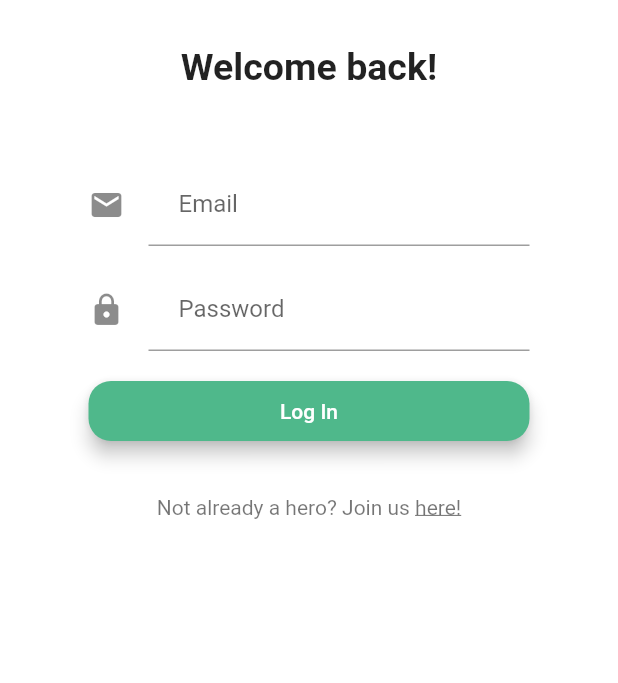
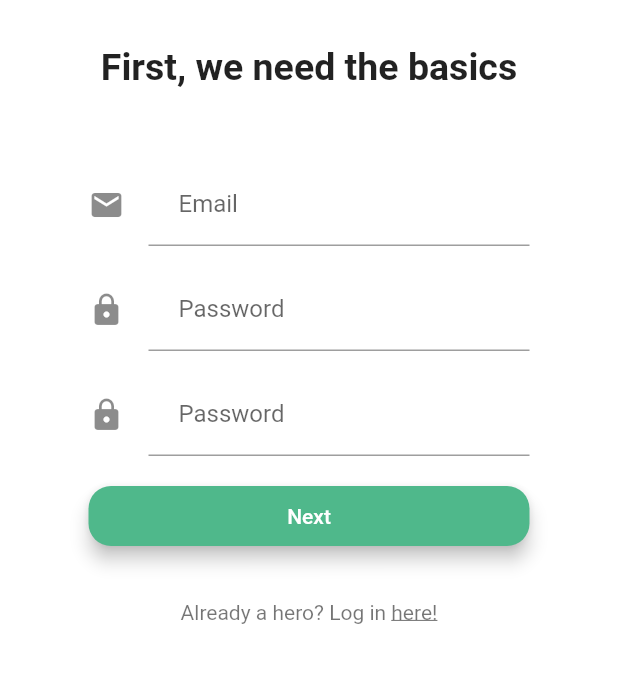
Before and after one commit to azero-as/hotg, a Flutter app: the screen it shows after launch, on a phone screen of 412 x 824 dp, the part 264-947 px from its top. Run offline on Flutter 3.47's test engine with Material 2 defaults, Android fonts, the phone set to English and light mode, and no system bars; our stand-ins replace firebase_auth; accounts and stored records are empty.

Commit message:
#4 Add Signup functionality

```diff
--- a/heroes_app/lib/rootPage.dart
+++ b/heroes_app/lib/rootPage.dart
@@ -2,6 +2,7 @@ import 'package:flutter/material.dart';
 import 'login.dart';
 import 'dashboard.dart';
 import 'authentication.dart';
+import 'signup.dart';
 
 class RootPage extends StatefulWidget {
   RootPage({this.auth});
@@ -72,7 +73,7 @@ class _RootPageState extends State<RootPage> {
         return _buildWaitingScreen();
         break;
       case AuthStatus.NOT_LOGGED_IN:
-        return new LoginPage(
+        return new SignupPage(
           auth: widget.auth,
           onSignedIn: _onLoggedIn,
         );
--- a/heroes_app/lib/signup.dart
+++ b/heroes_app/lib/signup.dart
@@ -1,8 +1,8 @@
 import 'package:flutter/material.dart';
 import 'login.dart';
-import 'signuplevel.dart';
-import 'frontpage.dart';
-import 'package:firebase_auth/firebase_auth.dart';
+//import 'signuplevel.dart';
+//import 'frontpage.dart';
+import 'authentication.dart';
 
 //This is the signup page
 
@@ -10,19 +10,85 @@ class SignupPage extends StatefulWidget {
 
   static String tag = 'signup-page';
 
+  SignupPage({this.auth, this.onSignedIn});
+
+  final BaseAuth auth;
+  final VoidCallback onSignedIn;
+
   @override
   _SignupPageState createState() => new _SignupPageState();
 
 }
 
+enum FormMode {SIGNUP}
+
 class _SignupPageState extends State<SignupPage> {
+
+  final _formKey = new GlobalKey<FormState>();
+
+  FormMode _formMode = FormMode.SIGNUP;
+
+  String _email;
+  String _password;
+  String _errorMessage;
+
+  bool _isIos;
+  bool _isLoading;
 
   @override
   Widget build(BuildContext context) {
 
+    _isIos = Theme.of(context).platform == TargetPlatform.iOS;
+
+    //Returns all the elements to the page
+    return Scaffold(
+      backgroundColor: Colors.white,
+      appBar: new AppBar(
+        title: Text("Heroes Of The Gym", style: TextStyle(color: Colors.white, fontWeight: FontWeight.bold)),
+        leading: IconButton(icon: Icon(Icons.arrow_back_ios),
+            onPressed: (){
+                Navigator.of(context).pop();
+        }),
+        iconTheme: IconThemeData(
+          color: Colors.white, //change your color here
+        ),
+      ),
+      body: Stack(
+        children: <Widget>[
+          _returnForm(),
+          _showCircularProgress(),
+          ],
+            ),
+    );
+
+  }
+
+  // ------ FORM WIDGETS ------
+  Widget _returnForm(){
+    return new Container(
+        padding: EdgeInsets.only(left: 24.0, right: 24.0),
+        margin: EdgeInsets.fromLTRB(35, 0, 35, 80),
+        child: new Form(
+          key: _formKey,
+          child: new ListView(
+            shrinkWrap: true,
+            children: <Widget>[
+              _logo(),
+              _welcomeText('First, we need the basics'),
+              _emailInput(),
+              _passwordInput1(),
+              _passwordInput2(),
+              _nextButton(),
+              _loginButton(),
+//              _showErrorMessage(),
+            ],
+          ),
+        ));
+  }
 
   //placeholder for logo
-    final logo = Hero(
+  Widget _logo(){
+    return new Hero(
       tag: 'hero',
       child: CircleAvatar(
         backgroundColor: Colors.transparent,
@@ -30,14 +96,23 @@ class _SignupPageState extends State<SignupPage> {
         child: Image.asset('assets/logo.png'),
       ),
     );
+  }
 
   //Welcome text
-    final welcomeText = new Text(
-      'First, we need the basics', style: TextStyle(fontWeight: FontWeight.bold, fontSize: 25.0,), textAlign: TextAlign.center,
+  Widget _welcomeText(String t){
+    return Padding(
+      padding: EdgeInsets.fromLTRB(0.0, 30.0, 0.0, 0.0),
+      child: new Text(
+        t, style: TextStyle(fontWeight: FontWeight.bold, fontSize: 25.0,), textAlign: TextAlign.center,
+      ),
     );
+  }
 
-    //Email input field
-    final email = TextFormField(
+  Widget _emailInput(){
+    return Padding(
+      padding: EdgeInsets.fromLTRB(0.0, 50.0, 0.0, 0.0),
+      child: TextFormField(
+        maxLines: 1,
         keyboardType: TextInputType.emailAddress,
         autofocus: false,
         decoration: InputDecoration(
@@ -45,12 +120,20 @@ class _SignupPageState extends State<SignupPage> {
           labelText: 'Email',
           contentPadding: EdgeInsets.fromLTRB(20.0, 10.0, 20.0, 10.0),
           border: UnderlineInputBorder(),
-        )
+        ),
+        validator: (value) => value.isEmpty ? 'Email can\'t be empty' : null,
+        onSaved: (value) => _email = value,
+      ),
     );
+  }
 
   //Password input field
-    final password = TextFormField(
+  Widget _passwordInput1(){
+    return Padding(
+      padding: EdgeInsets.fromLTRB(0.0, 15.00, 0.0, 0.0),
+      child: TextFormField(
         autofocus: false,
+        maxLines: 1,
         obscureText: true,
         decoration: InputDecoration(
           icon: Icon(Icons.lock),
@@ -58,39 +141,53 @@ class _SignupPageState extends State<SignupPage> {
           contentPadding: EdgeInsets.fromLTRB(20.0, 10.0, 20.0, 10.0),
           border: UnderlineInputBorder(),
         ),
+        validator: (value) => value.isEmpty ? 'Password can\'t be empty' : null,
+        onSaved: (value) => _password = value,
+      ),
     );
+  }
 
-    //Password input field
-    final passwordVertify = TextFormField(
+  //Password confirmation input field
+  Widget _passwordInput2(){
+    return Padding(
+      padding: EdgeInsets.fromLTRB(0.0, 15.00, 0.0, 0.0),
+      child: TextFormField(
         autofocus: false,
+        maxLines: 1,
         obscureText: true,
         decoration: InputDecoration(
           icon: Icon(Icons.lock),
-        labelText: 'Vertify Password',
+          labelText: 'Password',
           contentPadding: EdgeInsets.fromLTRB(20.0, 10.0, 20.0, 10.0),
           border: UnderlineInputBorder(),
         ),
+        validator: (value) => value.isEmpty ? 'Password can\'t be empty' : null,
+        onSaved: (value) => _password = value,
+      ),
     );
+  }
 
-    //Next button
-    final nextButton = Padding(
+  Widget _nextButton(){
+    return Padding(
       padding: EdgeInsets.symmetric(vertical: 16.0),
       child: RaisedButton(
         elevation: 5.0,
         shape: RoundedRectangleBorder(
           borderRadius: BorderRadius.circular(15.0),
         ),
-        onPressed: () {
-          Navigator.of(context).pushNamed(SignupLevelPage.tag);
-        },
+        onPressed: _validateAndSubmit,
+            //TODO: Navigate to signuplevel, then sign up.
+            //Navigator.of(context).pushNamed(SignupLevelPage.tag);
         padding: EdgeInsets.all(12),
         color: const Color(0xFF4FB88B),
         child: Text('Next', style: TextStyle(color: Colors.white),),
       ),
     );
+  }
 
-    //Join here button
-    final joinButton = FlatButton(
+  //Login here button
+  Widget _loginButton(){
+    return FlatButton(
       child: RichText(
         text: TextSpan(
           text: 'Already a hero? Log in ', style: TextStyle(color: Colors.black54),
@@ -111,44 +208,72 @@ class _SignupPageState extends State<SignupPage> {
         Navigator.of(context).pushNamed(LoginPage.tag);
       },
     );
+  }
 
-    //Returns all the elements to the page
-    return Scaffold(
-      backgroundColor: Colors.white,
-      appBar: new AppBar(
-        title: Text("Heroes Of The Gym", style: TextStyle(color: Colors.white, fontWeight: FontWeight.bold)),
-        leading: IconButton(icon: Icon(Icons.arrow_back_ios),
-            onPressed: (){
-                Navigator.of(context).pop();
-        }),
-        iconTheme: IconThemeData(
-          color: Colors.white, //change your color here
-        ),
-      ),
-      body: Center(
-          child: Container(
-            margin: EdgeInsets.fromLTRB(35, 0, 35, 30),
-            child: ListView(
-              shrinkWrap: true,
-              padding: EdgeInsets.only(left: 24.0, right: 24.0),
-              children: <Widget>[
-                logo,
-                SizedBox(height: 40.0,),
-                welcomeText,
-                SizedBox(height: 48.0,),
-                email,
-                SizedBox(height: 18.0,),
-                password,
-                SizedBox(height: 15.0),
-                passwordVertify,
-                SizedBox(height: 15.0,),
-                nextButton,
-                joinButton
-              ],
-            ),
-          )
-      ),
-    );
+  @override
+  void initState() {
+    _errorMessage = "";
+    _isLoading = false;
+    super.initState();
+  }
+
+  // Check if form is valid before perform signup
+  bool _validateAndSave() {
+    final form = _formKey.currentState;
+    if (form.validate()) {
+      form.save();
+      return true;
+    }
+    return false;
+  }
+
+  // Perform signup
+  void _validateAndSubmit() async {
+    setState(() {
+      _errorMessage = "";
+      _isLoading = true;
+    });
+    if (_email == null) {
+      _isLoading = false;
+    }
+    if (_password == null) {
+      _isLoading = false;
+    }
+    if (_validateAndSave()) {
+      String userId = "";
+      try {
+        if (_formMode == FormMode.SIGNUP) {
+          userId = await widget.auth.signUp(_email, _password);
+          print('Signed up: $userId');
+        }
+
+        setState(() {
+          _isLoading = false;
+        });
+
+        if (userId.length > 0 && userId != null &&
+            _formMode == FormMode.SIGNUP) {
+          widget.onSignedIn();
+        }
+      } catch (e) {
+        print('Error: $e');
+        setState(() {
+          _isLoading = false;
+          if (_isIos) {
+            _errorMessage = e.message;
+          } else
+            _errorMessage = e.message;
+        });
+      }
+    }
+  }
+
+  //loading circle
+  Widget _showCircularProgress(){
+    if (_isLoading) {
+      return Center(child: CircularProgressIndicator());
+    } return Container(height: 0.0, width: 0.0,);
+
   }
 
 }
```
Lines whose indentation alone changed are shown as unchanged.
